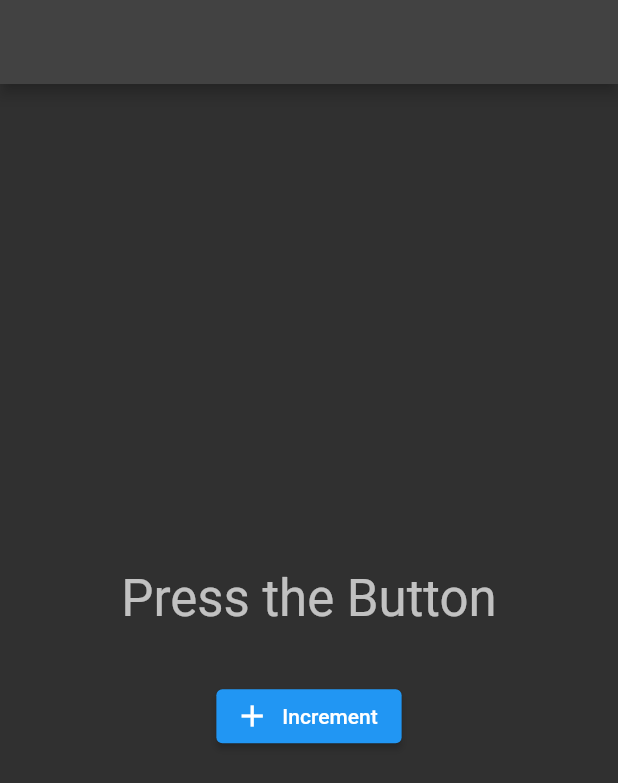
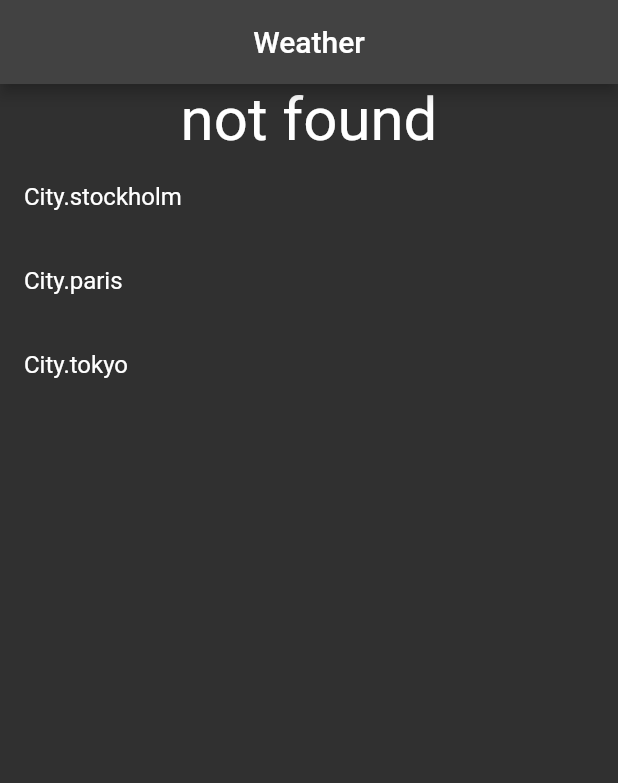
Before and after one commit to boustani-dev/riverpod_vandad, a Flutter app: the screen it shows after launch, on a phone screen of 412 x 824 dp. Shown: the top 783 px of the screen. Run offline on Flutter 3.47's test engine with Material 2 defaults, Android fonts, the phone set to English and light mode, and no system bars; our stand-ins replace hooks_riverpod.

Commit message:
weather app- future Provider

```diff
--- a/lib/main.dart
+++ b/lib/main.dart
@@ -1,6 +1,7 @@
 import 'package:flutter/material.dart';
 import 'package:hooks_riverpod/hooks_riverpod.dart';
 import 'package:riverpod_vandad/providers/counter_provider.dart';
+import 'package:riverpod_vandad/providers/weather_provider.dart';
 
 void main() {
   runApp(
@@ -35,37 +36,49 @@ class MyHomePage extends ConsumerWidget {
 
   @override
   Widget build(BuildContext context, WidgetRef ref) {
-    var time = ref.watch(currentDate);
+    var currentWeather = ref.watch(weatherProvider);
     return Scaffold(
-      appBar: AppBar(),
-      body: Padding(
-        padding: const EdgeInsets.all(18.0),
-        child: Center(
+      appBar: AppBar(
+        title: const Row(
+          mainAxisAlignment: MainAxisAlignment.center,
+          children: [
+            Text('Weather'),
+          ],
+        ),
+      ),
+      body: Center(
         child: Column(
           mainAxisAlignment: MainAxisAlignment.center,
           children: [
-              Consumer(
-                builder: (context, ref, child) {
-                  final count = ref.watch(counterProvider);
-                  final text =
-                      count == null ? 'Press the Button' : count.toString();
+            currentWeather.when(
+              data: (data) {
                 return Text(
-                    text,
-                    style: Theme.of(context).textTheme.headlineMedium,
+                  data!,
+                  style: const TextStyle(fontSize: 40),
                 );
               },
+              error: (error, stackTrace) => Text('Not Found!!'),
+              loading: () => const Padding(
+                padding: EdgeInsets.all(8),
+                child: CircularProgressIndicator(),
               ),
-              const SizedBox(
-                height: 35,
             ),
-              ElevatedButton.icon(
-                  onPressed: () {
-                    ref.read(counterProvider.notifier).increment();
+            Expanded(
+                child: ListView.builder(
+              itemCount: City.values.length,
+              itemBuilder: (context, index) {
+                final city = City.values[index];
+                final isSelected = city == ref.watch(currentCityProvider);
+                return ListTile(
+                  title: Text(city.toString()),
+                  trailing: isSelected ? Icon(Icons.check) : null,
+                  onTap: () {
+                    ref.read(currentCityProvider.notifier).state = city;
                   },
-                  icon: const Icon(Icons.add),
-                  label: const Text('Increment')),
+                );
+              },
+            ))
           ],
-          ),
         ),
       ),
     );
--- a/lib/providers/counter_provider.dart
+++ b/lib/providers/counter_provider.dart
@@ -1,13 +1,11 @@
 import 'package:hooks_riverpod/hooks_riverpod.dart';
 
-class Counter extends StateNotifier<int?> {
-  Counter() : super(null);
-
+class counter extends StateNotifier<int?> {
+  counter() : super(null);
   increment() {
     state = state == null ? 1 : state! + 1;
   }
 }
 
-//provider
 final counterProvider =
-    StateNotifierProvider<Counter, int?>((ref) => Counter());
+    StateNotifierProvider<counter, int?>((ref) => counter());
--- /dev/null
+++ b/lib/providers/weather_provider.dart
@@ -0,0 +1,38 @@
+import 'package:hooks_riverpod/hooks_riverpod.dart';
+
+enum City {
+  stockholm,
+  paris,
+  tokyo,
+}
+
+typedef CityWeather = String;
+const unKnownWeather = 'not found';
+//
+Future<CityWeather> getWeather(City city) {
+  return Future.delayed(
+    const Duration(seconds: 1),
+    () =>
+        {
+          City.stockholm: 'Sunny',
+          City.paris: 'Rainy',
+          City.tokyo: 'Windy',
+        }[city] ??
+        'not found!',
+  );
+}
+
+//Ui writes to and and reads from this
+final currentCityProvider = StateProvider<City?>(
+  (ref) => null,
+);
+
+//UI reads this one
+final weatherProvider = FutureProvider<CityWeather?>((ref) {
+  final city = ref.watch(currentCityProvider);
+  if (city != null) {
+    return getWeather(city);
+  } else {
+    return unKnownWeather;
+  }
+});
```
Lines whose indentation alone changed are shown as unchanged.
